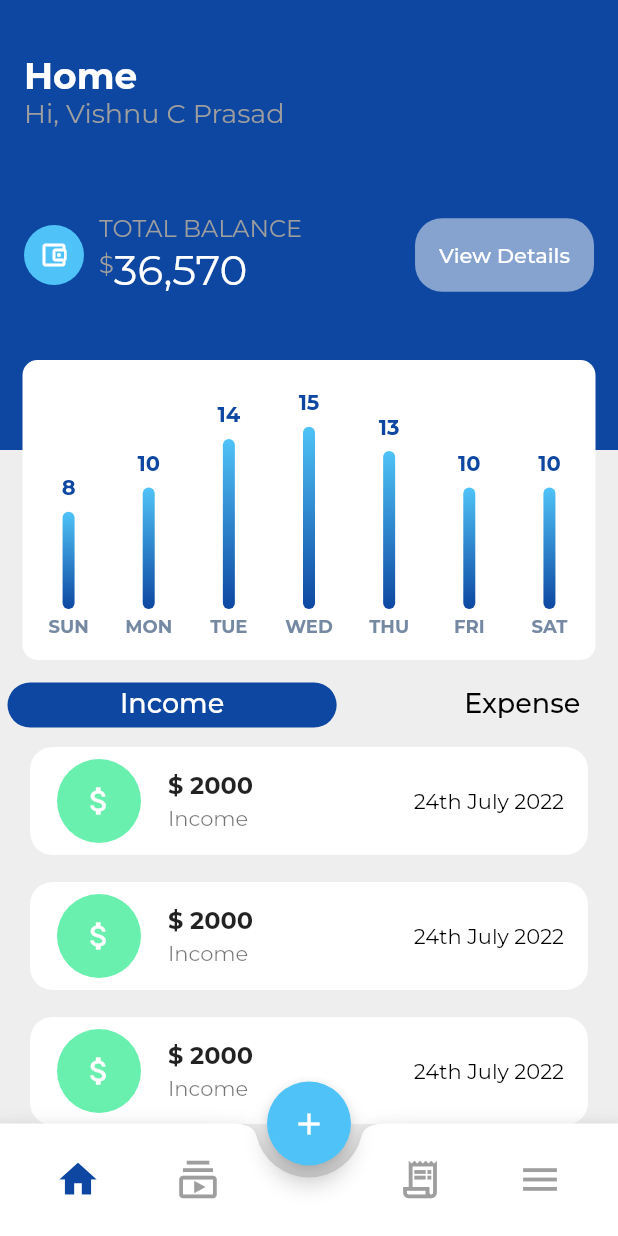
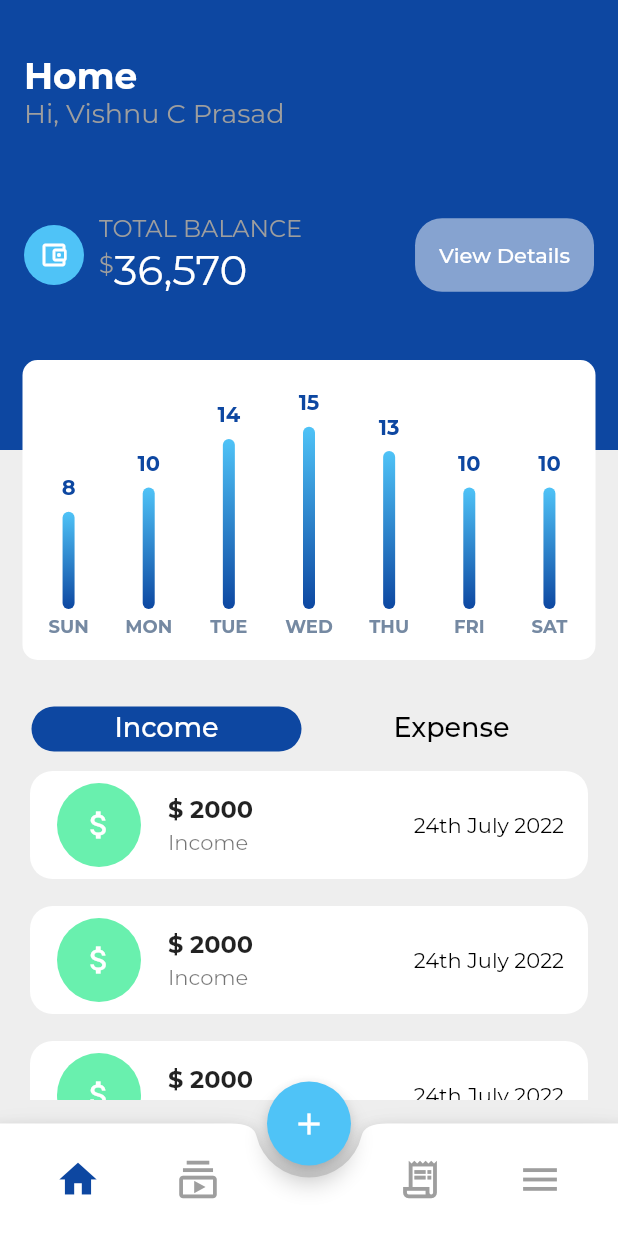
Before and after one commit to vishnucprasad/expensify_app, a Flutter app: the screen it shows after launch, on a phone screen of 412 x 824 dp. Run offline on Flutter 3.47's test engine with Material 2 defaults, Android fonts, the phone set to English and light mode, and no system bars; drawn by our look-alikes of fl_chart; our stand-ins replace bubble_tab_indicator, google_fonts.

Commit message:
minor change in hompage ui

```diff
--- a/lib/presentation/home/widgets/transactions_card.dart
+++ b/lib/presentation/home/widgets/transactions_card.dart
@@ -5,9 +5,7 @@ class TransactionsCardWidget extends StatelessWidget {
 
   @override
   Widget build(BuildContext context) {
-    return Padding(
-      padding: const EdgeInsets.symmetric(horizontal: 16.0),
-      child: Card(
+    return Card(
       shape: RoundedRectangleBorder(
         borderRadius: BorderRadius.circular(15.0),
       ),
@@ -27,7 +25,6 @@ class TransactionsCardWidget extends StatelessWidget {
         subtitle: Text("Income"),
         trailing: Text("24th July 2022"),
       ),
-      ),
     );
   }
 }
--- a/lib/presentation/home/widgets/transactions_list_widget.dart
+++ b/lib/presentation/home/widgets/transactions_list_widget.dart
@@ -17,14 +17,14 @@ class TransactionsListWidget extends StatelessWidget {
         width: double.infinity,
         child: DefaultTabController(
           length: 2,
+          child: Padding(
+            padding: const EdgeInsets.all(16.0),
             child: Scaffold(
               appBar: AppBar(
                 backgroundColor: backgroundColor,
                 elevation: 0,
                 bottom: TabBar(
-                isScrollable: true,
                   labelColor: whiteColor,
-                labelPadding: const EdgeInsets.symmetric(horizontal: 80),
                   unselectedLabelColor: blackColor,
                   labelStyle: const TextStyle(
                     fontSize: 18,
@@ -59,6 +59,7 @@ class TransactionsListWidget extends StatelessWidget {
             ),
           ),
         ),
+      ),
     );
   }
 }
```
Lines whose indentation alone changed are shown as unchanged.
